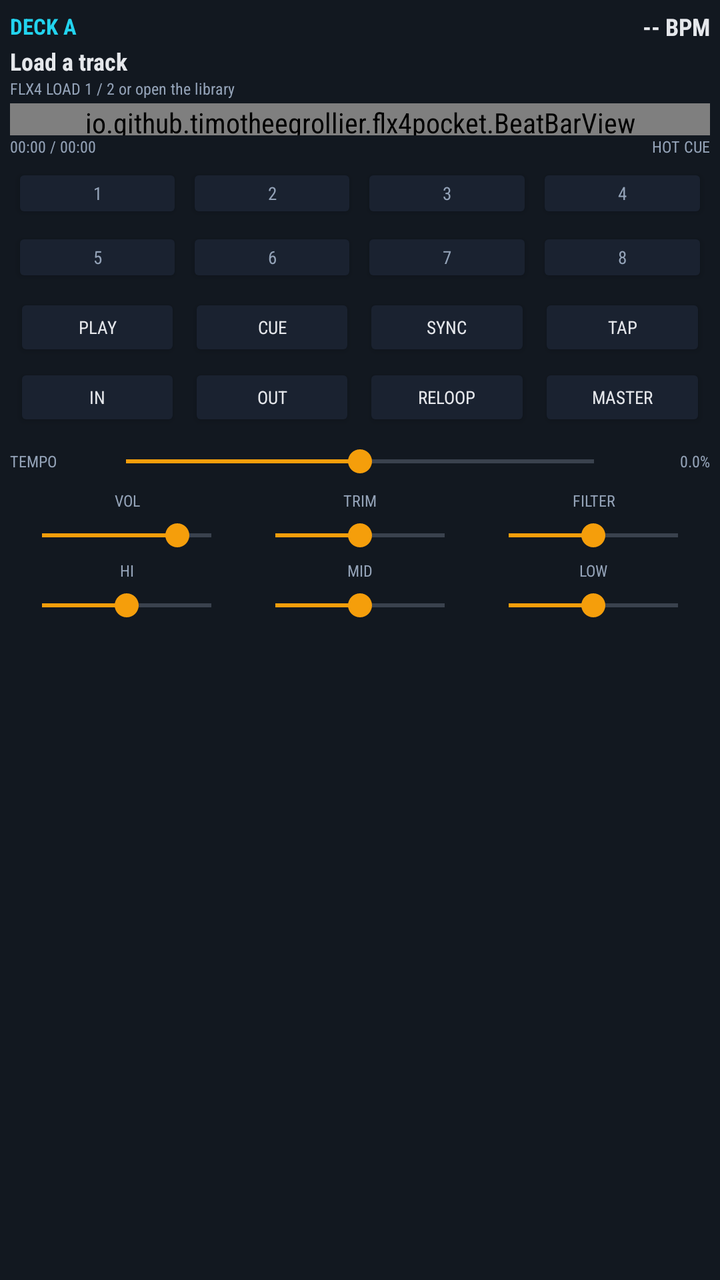
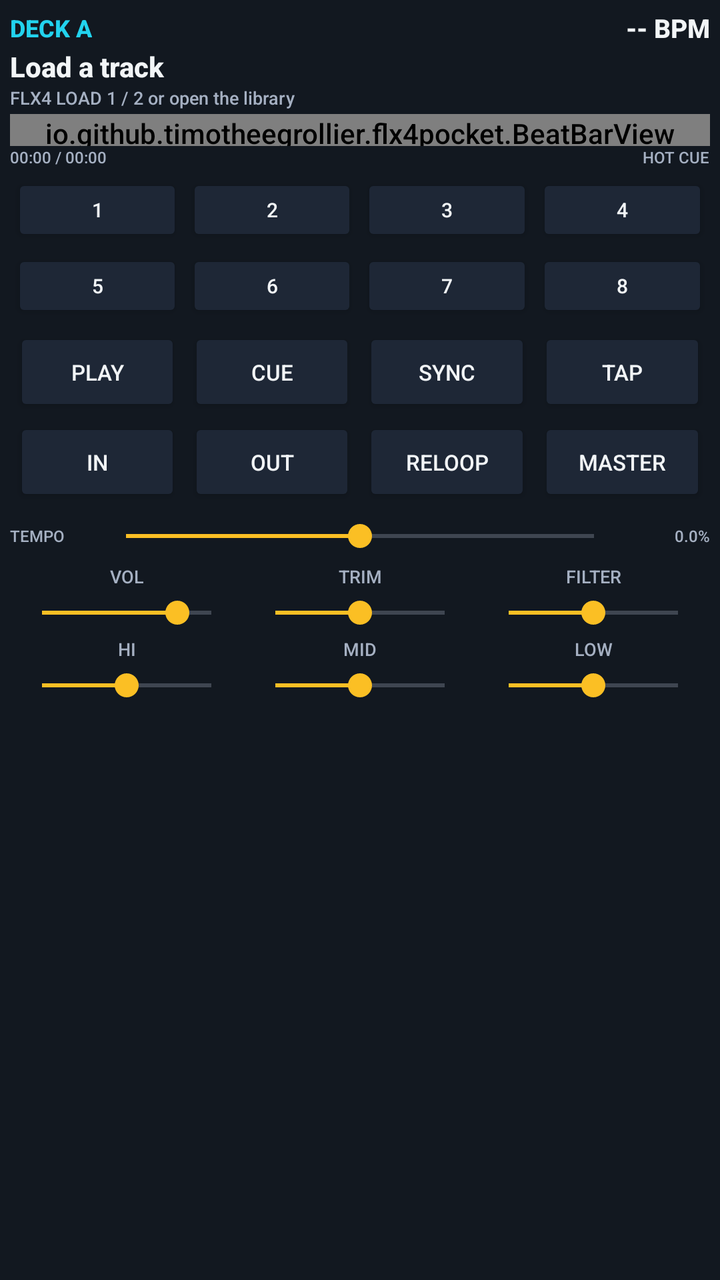

Two renders of the same Android screen: before a commit and after it. Below are the layout's source before the change and the commit's diff.
<!-- AndroidManifest.xml: application theme AppTheme -->
<!-- res/layout/view_deck.xml -->
<?xml version="1.0" encoding="utf-8"?>
<LinearLayout xmlns:android="http://schemas.android.com/apk/res/android"
    android:layout_width="match_parent"
    android:layout_height="match_parent"
    android:background="@color/panel"
    android:orientation="vertical"
    android:padding="5dp">

    <LinearLayout
        android:layout_width="match_parent"
        android:layout_height="wrap_content"
        android:gravity="center_vertical"
        android:orientation="horizontal">

        <TextView
            android:id="@+id/deck_label"
            android:layout_width="wrap_content"
            android:layout_height="wrap_content"
            android:text="DECK A"
            android:textColor="@color/accent_a"
            android:textSize="11sp"
            android:textStyle="bold" />

        <TextView
            android:id="@+id/deck_bpm"
            android:layout_width="0dp"
            android:layout_height="wrap_content"
            android:layout_weight="1"
            android:gravity="end"
            android:text="-- BPM"
            android:textColor="@color/text"
            android:textSize="12sp"
            android:textStyle="bold" />
    </LinearLayout>

    <TextView
        android:id="@+id/deck_title"
        android:layout_width="match_parent"
        android:layout_height="wrap_content"
        android:layout_marginTop="1dp"
        android:ellipsize="end"
        android:maxLines="1"
        android:text="Load a track"
        android:textColor="@color/text"
        android:textSize="12sp"
        android:textStyle="bold" />

    <TextView
        android:id="@+id/deck_meta"
        android:layout_width="match_parent"
        android:layout_height="wrap_content"
        android:ellipsize="end"
        android:maxLines="1"
        android:text="FLX4 LOAD 1 / 2 or open the library"
        android:textColor="@color/text_dim"
        android:textSize="8sp" />

    <io.github.timotheegrollier.flx4pocket.BeatBarView
        android:id="@+id/deck_beat"
        android:layout_width="match_parent"
        android:layout_height="16dp"
        android:layout_marginTop="2dp" />

    <LinearLayout
        android:layout_width="match_parent"
        android:layout_height="wrap_content"
        android:orientation="horizontal">

        <TextView
            android:id="@+id/deck_time"
            android:layout_width="0dp"
            android:layout_height="wrap_content"
            android:layout_weight="1"
            android:text="00:00 / 00:00"
            android:textColor="@color/text_dim"
            android:textSize="8sp" />

        <TextView
            android:id="@+id/deck_mode"
            android:layout_width="wrap_content"
            android:layout_height="wrap_content"
            android:text="HOT CUE"
            android:textColor="@color/text_dim"
            android:textSize="8sp" />
    </LinearLayout>

    <LinearLayout
        android:layout_width="match_parent"
        android:layout_height="wrap_content"
        android:layout_marginTop="2dp"
        android:orientation="horizontal">

        <Button
            android:id="@+id/deck_pad_0"
            style="@style/PadButton"
            android:text="1" />

        <Button
            android:id="@+id/deck_pad_1"
            style="@style/PadButton"
            android:text="2" />

        <Button
            android:id="@+id/deck_pad_2"
            style="@style/PadButton"
            android:text="3" />

        <Button
            android:id="@+id/deck_pad_3"
            style="@style/PadButton"
            android:text="4" />
    </LinearLayout>

    <LinearLayout
        android:layout_width="match_parent"
        android:layout_height="wrap_content"
        android:orientation="horizontal">

        <Button
            android:id="@+id/deck_pad_4"
            style="@style/PadButton"
            android:text="5" />

        <Button
            android:id="@+id/deck_pad_5"
            style="@style/PadButton"
            android:text="6" />

        <Button
            android:id="@+id/deck_pad_6"
            style="@style/PadButton"
            android:text="7" />

        <Button
            android:id="@+id/deck_pad_7"
            style="@style/PadButton"
            android:text="8" />
    </LinearLayout>

    <LinearLayout
        android:layout_width="match_parent"
        android:layout_height="wrap_content"
        android:layout_marginTop="2dp"
        android:orientation="horizontal">

        <Button
            android:id="@+id/deck_play"
            style="@style/TransportButton"
            android:text="PLAY" />

        <Button
            android:id="@+id/deck_cue"
            style="@style/TransportButton"
            android:text="CUE" />

        <Button
            android:id="@+id/deck_sync"
            style="@style/TransportButton"
            android:text="SYNC" />

        <Button
            android:id="@+id/deck_tap"
            style="@style/TransportButton"
            android:text="TAP" />
    </LinearLayout>

    <LinearLayout
        android:layout_width="match_parent"
        android:layout_height="wrap_content"
        android:layout_marginTop="1dp"
        android:orientation="horizontal">

        <Button
            android:id="@+id/deck_loop_in"
            style="@style/TransportButton"
            android:text="IN" />

        <Button
            android:id="@+id/deck_loop_out"
            style="@style/TransportButton"
            android:text="OUT" />

        <Button
            android:id="@+id/deck_reloop"
            style="@style/TransportButton"
            android:text="RELOOP" />

        <Button
            android:id="@+id/deck_master"
            style="@style/TransportButton"
            android:text="MASTER" />
    </LinearLayout>

    <LinearLayout
        android:layout_width="match_parent"
        android:layout_height="26dp"
        android:layout_marginTop="2dp"
        android:gravity="center_vertical"
        android:orientation="horizontal">

        <TextView
            android:layout_width="42dp"
            android:layout_height="wrap_content"
            android:text="TEMPO"
            android:textColor="@color/text_dim"
            android:textSize="8sp" />

        <SeekBar
            android:id="@+id/deck_tempo"
            android:layout_width="0dp"
            android:layout_height="24dp"
            android:layout_weight="1"
            android:max="1000"
            android:padding="0dp"
            android:progress="500" />

        <TextView
            android:id="@+id/deck_pitch"
            android:layout_width="42dp"
            android:layout_height="wrap_content"
            android:gravity="end"
            android:text="0.0%"
            android:textColor="@color/text_dim"
            android:textSize="8sp" />
    </LinearLayout>

    <LinearLayout
        android:layout_width="match_parent"
        android:layout_height="wrap_content"
        android:layout_marginTop="1dp"
        android:orientation="horizontal">

        <LinearLayout
            android:layout_width="0dp"
            android:layout_height="wrap_content"
            android:layout_weight="1"
            android:orientation="vertical">

            <TextView
                style="@style/MiniLabel"
                android:text="VOL" />

            <SeekBar
                android:id="@+id/deck_volume"
                android:layout_width="match_parent"
                android:layout_height="24dp"
                android:max="1000"
                android:padding="0dp"
                android:progress="800" />
        </LinearLayout>

        <LinearLayout
            android:layout_width="0dp"
            android:layout_height="wrap_content"
            android:layout_weight="1"
            android:orientation="vertical">

            <TextView
                style="@style/MiniLabel"
                android:text="TRIM" />

            <SeekBar
                android:id="@+id/deck_trim"
                android:layout_width="match_parent"
                android:layout_height="24dp"
                android:max="1000"
                android:padding="0dp"
                android:progress="500" />
        </LinearLayout>

        <LinearLayout
            android:layout_width="0dp"
            android:layout_height="wrap_content"
            android:layout_weight="1"
            android:orientation="vertical">

            <TextView
                style="@style/MiniLabel"
                android:text="FILTER" />

            <SeekBar
                android:id="@+id/deck_filter"
                android:layout_width="match_parent"
                android:layout_height="24dp"
                android:max="1000"
                android:padding="0dp"
                android:progress="500" />
        </LinearLayout>
    </LinearLayout>

    <LinearLayout
        android:layout_width="match_parent"
        android:layout_height="wrap_content"
        android:orientation="horizontal">

        <LinearLayout
            android:layout_width="0dp"
            android:layout_height="wrap_content"
            android:layout_weight="1"
            android:orientation="vertical">

            <TextView
                style="@style/MiniLabel"
                android:text="HI" />

            <SeekBar
                android:id="@+id/deck_eq_hi"
                android:layout_width="match_parent"
                android:layout_height="24dp"
                android:max="1000"
                android:padding="0dp"
                android:progress="500" />
        </LinearLayout>

        <LinearLayout
            android:layout_width="0dp"
            android:layout_height="wrap_content"
            android:layout_weight="1"
            android:orientation="vertical">

            <TextView
                style="@style/MiniLabel"
                android:text="MID" />

            <SeekBar
                android:id="@+id/deck_eq_mid"
                android:layout_width="match_parent"
                android:layout_height="24dp"
                android:max="1000"
                android:padding="0dp"
                android:progress="500" />
        </LinearLayout>

        <LinearLayout
            android:layout_width="0dp"
            android:layout_height="wrap_content"
            android:layout_weight="1"
            android:orientation="vertical">

            <TextView
                style="@style/MiniLabel"
                android:text="LOW" />

            <SeekBar
                android:id="@+id/deck_eq_low"
                android:layout_width="match_parent"
                android:layout_height="24dp"
                android:max="1000"
                android:padding="0dp"
                android:progress="500" />
        </LinearLayout>
    </LinearLayout>
</LinearLayout>
<!-- resources referenced by this layout -->
<resources>
  <color name="accent_a">#22D3EE</color>
  <color name="panel">#121820</color>
  <color name="text">#E5E7EB</color>
  <color name="text_dim">#94A3B8</color>
  <style name="MiniLabel">
          <item name="android:layout_width">match_parent</item>
          <item name="android:layout_height">wrap_content</item>
          <item name="android:textSize">8sp</item>
          <item name="android:textColor">@color/text_dim</item>
          <item name="android:gravity">center</item>
          <item name="android:singleLine">true</item>
      </style>
  <style name="PadButton" parent="android:style/Widget.Material.Button">
          <item name="android:layout_width">0dp</item>
          <item name="android:layout_height">30dp</item>
          <item name="android:layout_weight">1</item>
          <item name="android:layout_margin">1dp</item>
          <item name="android:padding">0dp</item>
          <item name="android:insetTop">0dp</item>
          <item name="android:insetBottom">0dp</item>
          <item name="android:minWidth">0dp</item>
          <item name="android:minHeight">0dp</item>
          <item name="android:textSize">9sp</item>
          <item name="android:textAllCaps">false</item>
          <item name="android:textColor">@color/text_dim</item>
          <item name="android:backgroundTint">@color/panel_alt</item>
      </style>
  <style name="TransportButton" parent="android:style/Widget.Material.Button">
          <item name="android:layout_width">0dp</item>
          <item name="android:layout_height">34dp</item>
          <item name="android:layout_weight">1</item>
          <item name="android:layout_marginStart">2dp</item>
          <item name="android:layout_marginEnd">2dp</item>
          <item name="android:padding">0dp</item>
          <item name="android:insetTop">0dp</item>
          <item name="android:insetBottom">0dp</item>
          <item name="android:minWidth">0dp</item>
          <item name="android:minHeight">0dp</item>
          <item name="android:textSize">9sp</item>
          <item name="android:textAllCaps">false</item>
          <item name="android:textColor">@color/text</item>
          <item name="android:backgroundTint">@color/panel_alt</item>
      </style>
  <style name="AppTheme" parent="android:style/Theme.Material.NoActionBar">
          <item name="android:windowBackground">@color/bg</item>
          <item name="android:statusBarColor">@color/bg</item>
          <item name="android:navigationBarColor">@color/bg</item>
          <item name="android:colorAccent">@color/accent</item>
          <item name="android:textColorPrimary">@color/text</item>
          <item name="android:textColorSecondary">@color/text_dim</item>
          <item name="android:fontFamily">sans-serif-condensed</item>
      </style>
  <color name="panel_alt">#1A2230</color>
  <color name="bg">#0B0E13</color>
  <color name="accent">#F59E0B</color>
</resources>

<!-- the commit's change to res/layout/view_deck.xml (unified diff, before → after) -->
@@ -18,7 +18,7 @@
             android:layout_height="wrap_content"
             android:text="DECK A"
             android:textColor="@color/accent_a"
-            android:textSize="11sp"
+            android:textSize="12sp"
             android:textStyle="bold" />
 
         <TextView
@@ -29,7 +29,7 @@
             android:gravity="end"
             android:text="-- BPM"
             android:textColor="@color/text"
-            android:textSize="12sp"
+            android:textSize="13sp"
             android:textStyle="bold" />
     </LinearLayout>
 
@@ -42,7 +42,7 @@
         android:maxLines="1"
         android:text="Load a track"
         android:textColor="@color/text"
-        android:textSize="12sp"
+        android:textSize="14sp"
         android:textStyle="bold" />
 
     <TextView
@@ -53,7 +53,7 @@
         android:maxLines="1"
         android:text="FLX4 LOAD 1 / 2 or open the library"
         android:textColor="@color/text_dim"
-        android:textSize="8sp" />
+        android:textSize="9sp" />
 
     <io.github.timotheegrollier.flx4pocket.BeatBarView
         android:id="@+id/deck_beat"
<!-- resource entries referenced after the edit -->
@@ -2,19 +2,20 @@
 <resources>
   <color name="accent_a">#22D3EE</color>
   <color name="panel">#121820</color>
-  <color name="text">#E5E7EB</color>
-  <color name="text_dim">#94A3B8</color>
+  <color name="text">#F2F5F7</color>
+  <color name="text_dim">#A5B0C2</color>
   <style name="MiniLabel">
           <item name="android:layout_width">match_parent</item>
           <item name="android:layout_height">wrap_content</item>
-          <item name="android:textSize">8sp</item>
+          <item name="android:textSize">9sp</item>
+          <item name="android:lineSpacingMultiplier">0.85</item>
           <item name="android:textColor">@color/text_dim</item>
           <item name="android:gravity">center</item>
           <item name="android:singleLine">true</item>
       </style>
   <style name="PadButton" parent="android:style/Widget.Material.Button">
           <item name="android:layout_width">0dp</item>
-          <item name="android:layout_height">30dp</item>
+          <item name="android:layout_height">36dp</item>
           <item name="android:layout_weight">1</item>
           <item name="android:layout_margin">1dp</item>
           <item name="android:padding">0dp</item>
@@ -22,14 +23,14 @@
           <item name="android:insetBottom">0dp</item>
           <item name="android:minWidth">0dp</item>
           <item name="android:minHeight">0dp</item>
-          <item name="android:textSize">9sp</item>
+          <item name="android:textSize">10sp</item>
           <item name="android:textAllCaps">false</item>
-          <item name="android:textColor">@color/text_dim</item>
+          <item name="android:textColor">@color/text</item>
           <item name="android:backgroundTint">@color/panel_alt</item>
       </style>
   <style name="TransportButton" parent="android:style/Widget.Material.Button">
           <item name="android:layout_width">0dp</item>
-          <item name="android:layout_height">34dp</item>
+          <item name="android:layout_height">44dp</item>
           <item name="android:layout_weight">1</item>
           <item name="android:layout_marginStart">2dp</item>
           <item name="android:layout_marginEnd">2dp</item>
@@ -38,7 +39,7 @@
           <item name="android:insetBottom">0dp</item>
           <item name="android:minWidth">0dp</item>
           <item name="android:minHeight">0dp</item>
-          <item name="android:textSize">9sp</item>
+          <item name="android:textSize">11sp</item>
           <item name="android:textAllCaps">false</item>
           <item name="android:textColor">@color/text</item>
           <item name="android:backgroundTint">@color/panel_alt</item>
@@ -50,10 +51,10 @@
           <item name="android:colorAccent">@color/accent</item>
           <item name="android:textColorPrimary">@color/text</item>
           <item name="android:textColorSecondary">@color/text_dim</item>
-          <item name="android:fontFamily">sans-serif-condensed</item>
+          <item name="android:fontFamily">sans-serif-medium</item>
       </style>
-  <color name="panel_alt">#1A2230</color>
+  <color name="panel_alt">#1E2736</color>
   <color name="bg">#0B0E13</color>
-  <color name="accent">#F59E0B</color>
+  <color name="accent">#FBBF24</color>
 </resources>
 
